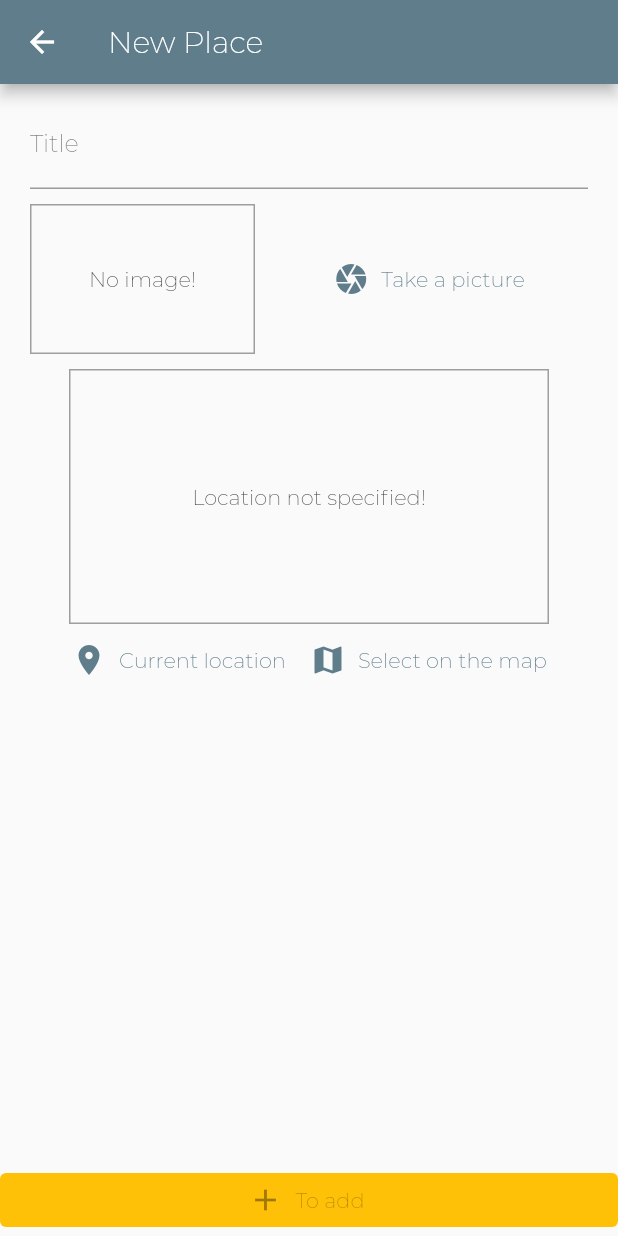
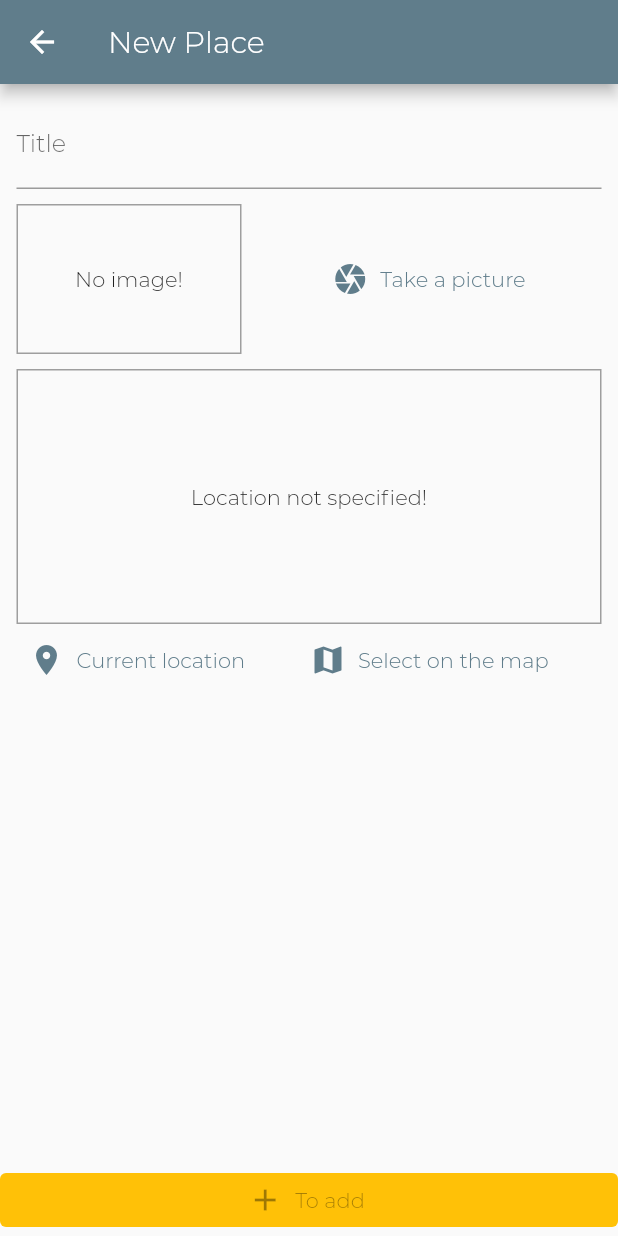
Before and after one commit to Rafa-Oli/great_places, a Flutter app: the PlaceFormScreen screen opened by its route, on a phone screen of 412 x 824 dp. Run offline on Flutter 3.47's test engine with Material 2 defaults, Android fonts, the phone set to English and light mode, and no system bars; our stand-ins replace google_maps_flutter, image_picker, location, sqflite; accounts and stored records are empty.

Commit message:
improved layout

```diff
--- a/lib/screens/place_form_screen.dart
+++ b/lib/screens/place_form_screen.dart
@@ -58,7 +58,7 @@ class _PlaceFormScreenState extends State<PlaceFormScreen> {
               child: SingleChildScrollView(
                 child: Padding(
                   padding:
-                      const EdgeInsets.symmetric(vertical: 10, horizontal: 20),
+                      const EdgeInsets.symmetric(vertical: 10, horizontal: 11),
                   child: Column(
                     children: [
                       TextFormField(
--- a/lib/widgets/location_input.dart
+++ b/lib/widgets/location_input.dart
@@ -54,7 +54,7 @@ class _LocationInputState extends State<LocationInput> {
       children: [
         Container(
           height: 170,
-          width: 320,
+          width: double.infinity,
           alignment: Alignment.center,
           decoration: BoxDecoration(
             border: Border.all(
@@ -70,12 +70,11 @@ class _LocationInputState extends State<LocationInput> {
                   width: double.infinity,
                 ),
         ),
-        Padding(
-          padding: const EdgeInsets.symmetric(horizontal: 0),
-          child: Row(
-            mainAxisAlignment: MainAxisAlignment.center,
-            children: [
-              TextButton.icon(
+        Row(
+          mainAxisAlignment: MainAxisAlignment.center,
+          children: [
+            Container(
+              child: TextButton.icon(
                 onPressed: _getCurrentUserLocation,
                 style: ButtonStyle(
                     foregroundColor: MaterialStateProperty.all(
@@ -83,17 +82,22 @@ class _LocationInputState extends State<LocationInput> {
                 icon: Icon(Icons.location_on),
                 label: Text('Current location'),
               ),
-              TextButton.icon(
+            ),
+            Expanded(
+              child: TextButton.icon(
                 onPressed: _selectOnMap,
                 style: ButtonStyle(
                     foregroundColor: MaterialStateProperty.all(
                         Theme.of(context).primaryColor)),
                 icon: Icon(Icons.map),
                 label: Text('Select on the map'),
-              )
-            ],
-          ),
-        )
+              ),
+            ),
+          ],
+        ),
+        SizedBox(
+          width: 60,
+        ),
       ],
     );
   }
--- a/pubspec.yaml
+++ b/pubspec.yaml
@@ -70,8 +70,8 @@ flutter:
   fonts:
     - family: Montserrat
       fonts:
-        - asset: lib/assets/fonts/Montserrat-Light.ttf
-        - asset: assets/fonts/Montserrat-ExtraLight.ttf
+        - asset: assets/fonts/Montserrat-Light.ttf
+        # - asset: assets/fonts/Montserrat-ExtraLight.ttf
   #         style: italic
     # - family: Syne Mono
     #   fonts:
```
Also changed, not shown: assets/fonts/Montserrat-ExtraLight.ttf (deleted).
